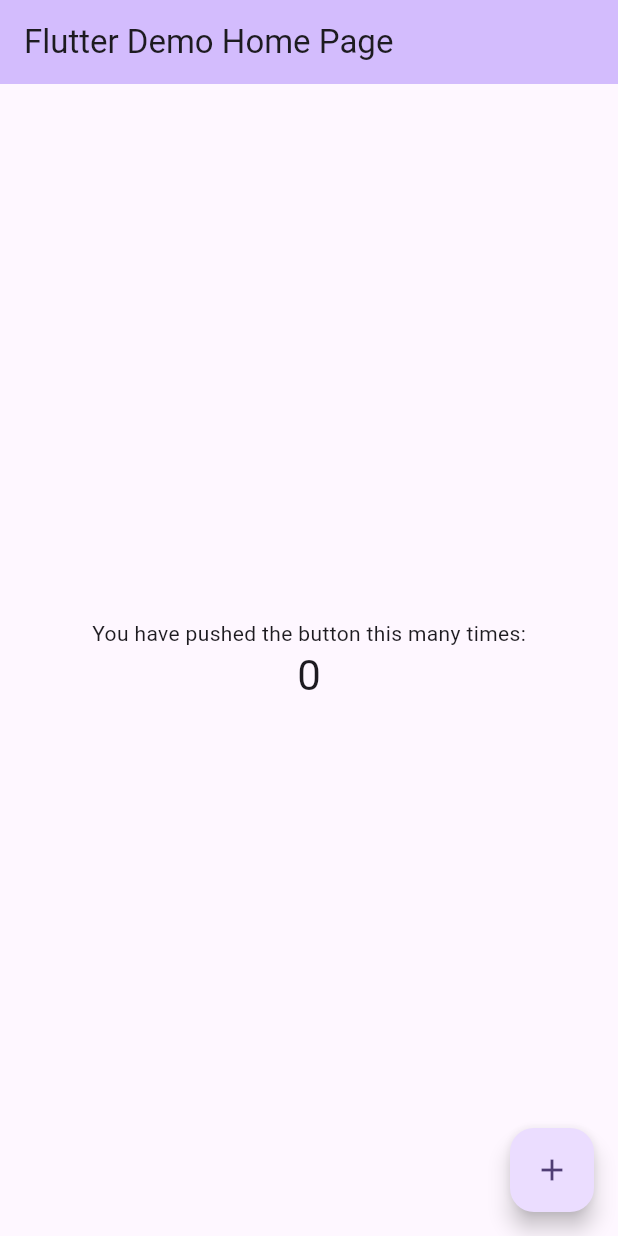
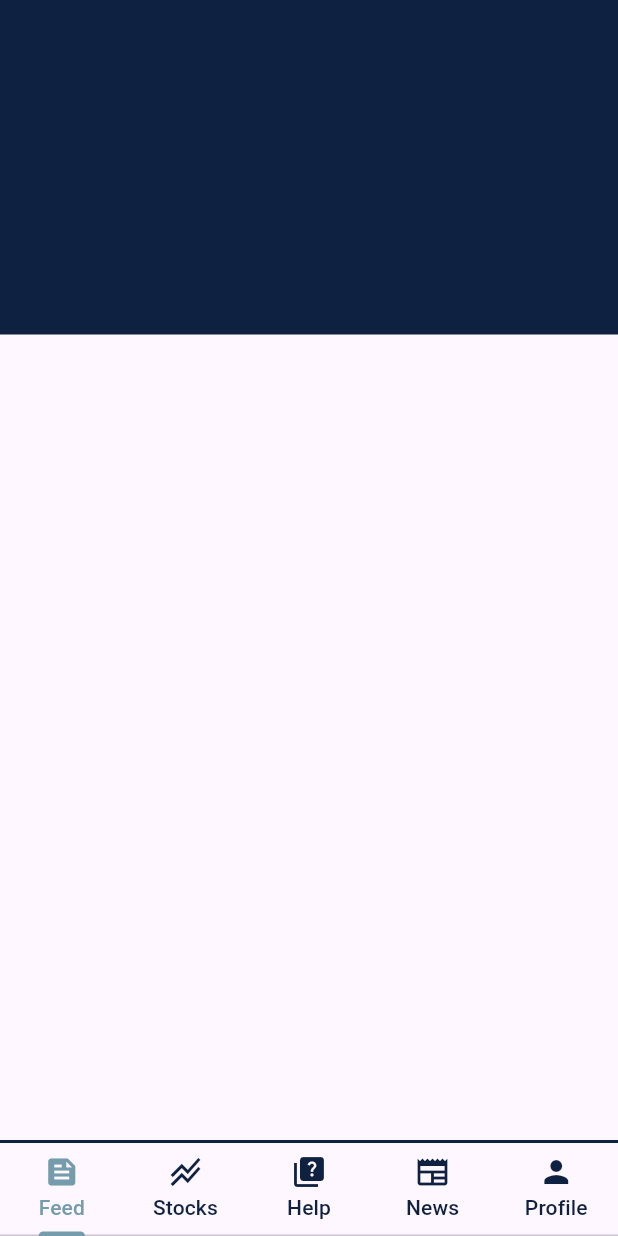
Before and after one commit to 3Lance/smolstock, a Flutter app: the screen it shows after launch, on a phone screen of 412 x 824 dp. Run offline on Flutter 3.47's test engine with Material 2 defaults, Android fonts, the light colour scheme and no system bars.

Commit message:
Updated Style
Added basic style and created dart files for all the pages of the application

```diff
--- /dev/null
+++ b/app/smolstock/lib/chatbot.dart
@@ -0,0 +1,15 @@
+import 'package:flutter/material.dart';
+
+class ChatBotScreen extends StatelessWidget {
+  @override
+  Widget build(BuildContext context) {
+    return Scaffold(
+      body: Container(
+        color: Color(0xFF0F2140),
+        height: 223.0,
+        width: double.infinity,
+      ),
+      // Add your Home page content here
+    );
+  }
+}
--- /dev/null
+++ b/app/smolstock/lib/home.dart
@@ -0,0 +1,15 @@
+import 'package:flutter/material.dart';
+
+class HomeScreen extends StatelessWidget {
+  @override
+  Widget build(BuildContext context) {
+    return Scaffold(
+      body: Container(
+        color: Color(0xFF0F2140),
+        height: 223.0,
+        width: double.infinity,
+      ),
+      // Add your Home page content here
+    );
+  }
+}
--- a/app/smolstock/lib/main.dart
+++ b/app/smolstock/lib/main.dart
@@ -1,133 +1,118 @@
 import 'package:flutter/material.dart';
-import 'package:http/http.dart' as http;
 
-Future<http.Response> fetchFeeds() async {
-  final response = await http.get(Uri.parse('http://localhost:8080/feeds'));
-  print(response);
-  return response;
-}
+import 'chatbot.dart'; // Import the ChatBot screen
+import 'home.dart'; // Import the Home screen
+import 'news.dart'; // Import the News screen
+import 'profile.dart'; // Import the Profile screen
+import 'stocks.dart'; // Import the Stocks screen
 
 void main() {
-  fetchFeeds();
   runApp(const MyApp());
 }
 
-class MyApp extends StatelessWidget {
+class MyApp extends StatefulWidget {
   const MyApp({super.key});
 
-  // This widget is the root of your application.
   @override
-  Widget build(BuildContext context) {
-    return MaterialApp(
-      title: 'Flutter Demo',
-      theme: ThemeData(
-        // This is the theme of your application.
-        //
-        // TRY THIS: Try running your application with "flutter run". You'll see
-        // the application has a blue toolbar. Then, without quitting the app,
-        // try changing the seedColor in the colorScheme below to Colors.green
-        // and then invoke "hot reload" (save your changes or press the "hot
-        // reload" button in a Flutter-supported IDE, or press "r" if you used
-        // the command line to start the app).
-        //
-        // Notice that the counter didn't reset back to zero; the application
-        // state is not lost during the reload. To reset the state, use hot
-        // restart instead.
-        //
-        // This works for code too, not just values: Most code changes can be
-        // tested with just a hot reload.
-        colorScheme: ColorScheme.fromSeed(seedColor: Colors.deepPurple),
-        useMaterial3: true,
-      ),
-      home: const MyHomePage(title: 'Flutter Demo Home Page'),
-    );
-  }
+  _MyAppState createState() => _MyAppState();
 }
 
-class MyHomePage extends StatefulWidget {
-  const MyHomePage({super.key, required this.title});
+class _MyAppState extends State<MyApp> with SingleTickerProviderStateMixin {
+  int _currentIndex = 0;
+  final List<Widget> _pages = [
+    HomeScreen(),
+    StocksScreen(),
+    ChatBotScreen(),
+    NewsScreen(),
+    ProfileScreen(),
+  ];
 
-  // This widget is the home page of your application. It is stateful, meaning
-  // that it has a State object (defined below) that contains fields that affect
-  // how it looks.
+  late TabController _tabController;
 
-  // This class is the configuration for the state. It holds the values (in this
-  // case the title) provided by the parent (in this case the App widget) and
-  // used by the build method of the State. Fields in a Widget subclass are
-  // always marked "final".
+  final List<String> pageTitles = [
+    'Feed',
+    'Stocks',
+    'Help',
+    'News',
+    'Profile',
+  ];
 
-  final String title;
+  final List<IconData> pageIcons = [
+    Icons.feed,
+    Icons.stacked_line_chart,
+    Icons.quiz,
+    Icons.newspaper,
+    Icons.person,
+  ];
+
+  // Define your color variables here
+  final Color primaryColor = const Color(0xFF0F2140); // Primary color
+  final Color secondaryColor = const Color(0xFF749CAC); // Secondary color
+  final Color thirdColor = const Color(0xFFDCF5FD); // Third color
 
   @override
-  State<MyHomePage> createState() => _MyHomePageState();
-}
-
-class _MyHomePageState extends State<MyHomePage> {
-  int _counter = 0;
-
-  void _incrementCounter() {
-    setState(() {
-      // This call to setState tells the Flutter framework that something has
-      // changed in this State, which causes it to rerun the build method below
-      // so that the display can reflect the updated values. If we changed
-      // _counter without calling setState(), then the build method would not be
-      // called again, and so nothing would appear to happen.
-      _counter++;
+  void initState() {
+    super.initState();
+    _tabController = TabController(
+      length: _pages.length,
+      initialIndex: _currentIndex,
+      vsync: this,
+    );
+    _tabController.addListener(() {
+      setState(() {
+        _currentIndex = _tabController.index;
+      });
     });
   }
 
   @override
   Widget build(BuildContext context) {
-    // This method is rerun every time setState is called, for instance as done
-    // by the _incrementCounter method above.
-    //
-    // The Flutter framework has been optimized to make rerunning build methods
-    // fast, so that you can just rebuild anything that needs updating rather
-    // than having to individually change instances of widgets.
-    return Scaffold(
-      appBar: AppBar(
-        // TRY THIS: Try changing the color here to a specific color (to
-        // Colors.amber, perhaps?) and trigger a hot reload to see the AppBar
-        // change color while the other colors stay the same.
-        backgroundColor: Theme.of(context).colorScheme.inversePrimary,
-        // Here we take the value from the MyHomePage object that was created by
-        // the App.build method, and use it to set our appbar title.
-        title: Text(widget.title),
+    return MaterialApp(
+      title: '',
+      theme: ThemeData(
+        // Your theme configuration
+        useMaterial3: true,
       ),
-      body: Center(
-        // Center is a layout widget. It takes a single child and positions it
-        // in the middle of the parent.
-        child: Column(
-          // Column is also a layout widget. It takes a list of children and
-          // arranges them vertically. By default, it sizes itself to fit its
-          // children horizontally, and tries to be as tall as its parent.
-          //
-          // Column has various properties to control how it sizes itself and
-          // how it positions its children. Here we use mainAxisAlignment to
-          // center the children vertically; the main axis here is the vertical
-          // axis because Columns are vertical (the cross axis would be
-          // horizontal).
-          //
-          // TRY THIS: Invoke "debug painting" (choose the "Toggle Debug Paint"
-          // action in the IDE, or press "p" in the console), to see the
-          // wireframe for each widget.
-          mainAxisAlignment: MainAxisAlignment.center,
-          children: <Widget>[
-            const Text(
-              'You have pushed the button this many times:',
+      home: DefaultTabController(
+        length: _pages.length,
+        child: Scaffold(
+          body: TabBarView(
+            controller: _tabController,
+            children: _pages,
+          ),
+          bottomNavigationBar: Container(
+            height: 64.0, // Adjust the height as needed
+            decoration: const BoxDecoration(
+              border: Border(
+                top: BorderSide(
+                  color: Color(0xFF0F2140), // Set a transparent underline
+                  width: 2, // Set the underline thickness to 0
+                ),
+              ),
             ),
-            Text(
-              '$_counter',
-              style: Theme.of(context).textTheme.headlineMedium,
+            child: TabBar(
+              controller: _tabController,
+              indicatorColor: secondaryColor, // Transparent underline
+              tabs: [
+                for (var i = 0; i < _pages.length; i++)
+                  Tab(
+                    icon: Icon(
+                      pageIcons[i],
+                      color: i == _currentIndex ? secondaryColor : primaryColor,
+                    ),
+                    child: Text(
+                      pageTitles[i],
+                      style: TextStyle(
+                        color:
+                            i == _currentIndex ? secondaryColor : primaryColor,
+                      ),
+                    ),
+                  ),
+              ],
             ),
-          ],
+          ),
         ),
       ),
-      floatingActionButton: FloatingActionButton(
-        onPressed: _incrementCounter,
-        tooltip: 'Increment',
-        child: const Icon(Icons.add),
-      ), // This trailing comma makes auto-formatting nicer for build methods.
     );
   }
 }
--- /dev/null
+++ b/app/smolstock/lib/news.dart
@@ -0,0 +1,15 @@
+import 'package:flutter/material.dart';
+
+class NewsScreen extends StatelessWidget {
+  @override
+  Widget build(BuildContext context) {
+    return Scaffold(
+      body: Container(
+        color: Color(0xFF0F2140),
+        height: 223.0,
+        width: double.infinity,
+      ),
+      // Add your Home page content here
+    );
+  }
+}
--- /dev/null
+++ b/app/smolstock/lib/profile.dart
@@ -0,0 +1,15 @@
+import 'package:flutter/material.dart';
+
+class ProfileScreen extends StatelessWidget {
+  @override
+  Widget build(BuildContext context) {
+    return Scaffold(
+      body: Container(
+        color: Color(0xFF0F2140),
+        height: 223.0,
+        width: double.infinity,
+      ),
+      // Add your Home page content here
+    );
+  }
+}
--- /dev/null
+++ b/app/smolstock/lib/stocks.dart
@@ -0,0 +1,15 @@
+import 'package:flutter/material.dart';
+
+class StocksScreen extends StatelessWidget {
+  @override
+  Widget build(BuildContext context) {
+    return Scaffold(
+      body: Container(
+        color: Color(0xFF0F2140),
+        height: 223.0,
+        width: double.infinity,
+      ),
+      // Add your Home page content here
+    );
+  }
+}
```
Also changed, not shown: app/smolstock/pubspec.lock, 4 other files.
